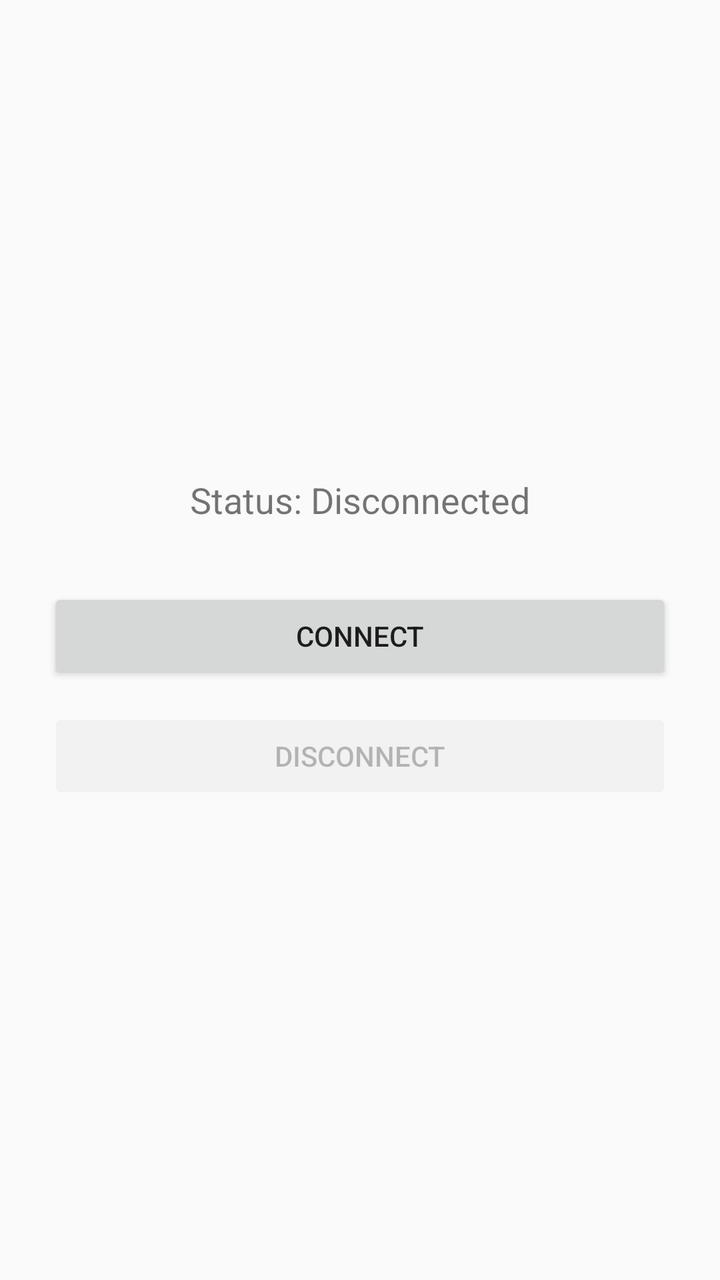
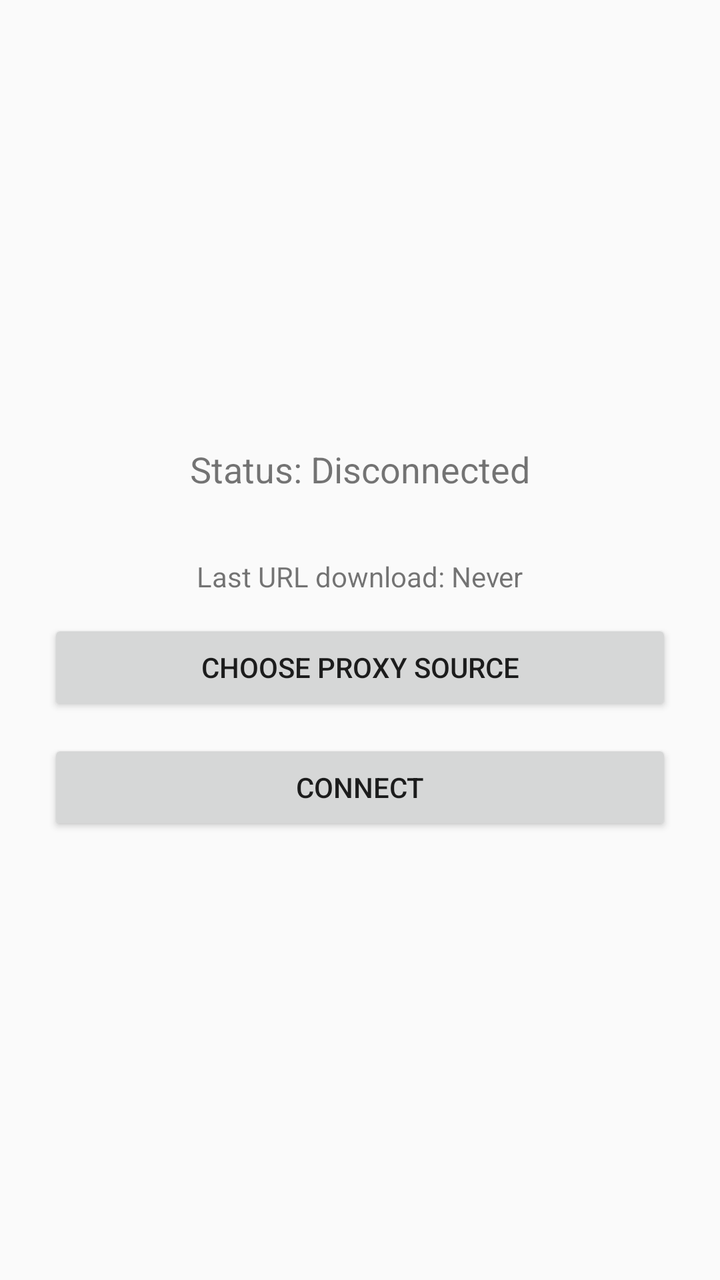

Before-and-after screenshots of an Android layout around one commit, followed by the original layout XML and the change that was made.
<!-- AndroidManifest.xml: activity theme Theme.Proxyflow_android -->
<!-- res/layout/activity_main.xml -->
<?xml version="1.0" encoding="utf-8"?>
<LinearLayout xmlns:android="http://schemas.android.com/apk/res/android"
    android:orientation="vertical"
    android:layout_width="match_parent"
    android:layout_height="match_parent"
    android:gravity="center"
    android:padding="24dp">

    <TextView
        android:id="@+id/statusText"
        android:layout_width="wrap_content"
        android:layout_height="wrap_content"
        android:text="@string/status_disconnected"
        android:textSize="18sp"
        android:layout_marginBottom="32dp" />

    <Button
        android:id="@+id/connectButton"
        android:layout_width="match_parent"
        android:layout_height="wrap_content"
        android:text="@string/connect" />

    <Button
        android:id="@+id/disconnectButton"
        android:layout_width="match_parent"
        android:layout_height="wrap_content"
        android:layout_marginTop="12dp"
        android:text="@string/disconnect"
        android:enabled="false" />
</LinearLayout>
<!-- resources referenced by this layout -->
<resources>
  <string name="connect">Connect</string>
  <string name="disconnect">Disconnect</string>
  <string name="status_disconnected">Status: Disconnected</string>
  <style name="Theme.Proxyflow_android" parent="android:Theme.Material.Light.NoActionBar" />
</resources>

<!-- the commit's change to res/layout/activity_main.xml (unified diff, before → after) -->
@@ -14,17 +14,31 @@
         android:textSize="18sp"
         android:layout_marginBottom="32dp" />
 
+    <TextView
+        android:id="@+id/lastDownloadText"
+        android:layout_width="wrap_content"
+        android:layout_height="wrap_content"
+        android:text="@string/last_download_never"
+        android:layout_marginBottom="12dp" />
+
     <Button
-        android:id="@+id/connectButton"
+        android:id="@+id/proxySourceButton"
+        android:layout_width="match_parent"
+        android:layout_height="wrap_content"
+        android:text="@string/choose_proxy_source"
+        android:layout_marginBottom="12dp" />
+
+    <Button
+        android:id="@+id/downloadButton"
+        android:layout_width="match_parent"
+        android:layout_height="wrap_content"
+        android:text="@string/download_proxy_list"
+        android:visibility="gone"
+        android:layout_marginBottom="12dp" />
+
+    <Button
+        android:id="@+id/vpnButton"
         android:layout_width="match_parent"
         android:layout_height="wrap_content"
         android:text="@string/connect" />
-
-    <Button
-        android:id="@+id/disconnectButton"
-        android:layout_width="match_parent"
-        android:layout_height="wrap_content"
-        android:layout_marginTop="12dp"
-        android:text="@string/disconnect"
-        android:enabled="false" />
 </LinearLayout>
<!-- resource entries referenced after the edit -->
@@ -1,7 +1,9 @@
 <!-- resources referenced by this layout -->
 <resources>
+  <string name="choose_proxy_source">Choose proxy source</string>
   <string name="connect">Connect</string>
-  <string name="disconnect">Disconnect</string>
+  <string name="download_proxy_list">Download proxy list</string>
+  <string name="last_download_never">Last URL download: Never</string>
   <string name="status_disconnected">Status: Disconnected</string>
   <style name="Theme.Proxyflow_android" parent="android:Theme.Material.Light.NoActionBar" />
 </resources>
